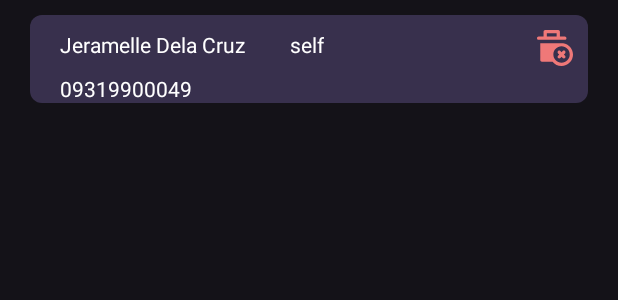
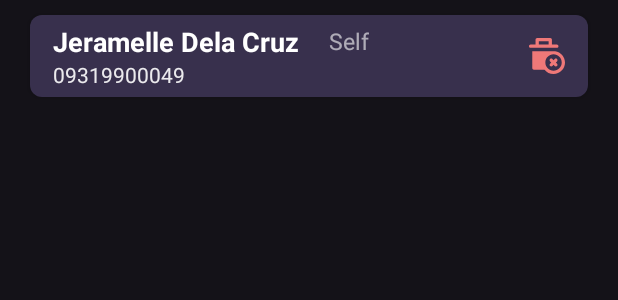
Before and after one commit to JerMayNel/Safety-App, an Android app: the layout custom_row.xml on its own in the app's theme, with its tools: preview values and no code run, on a phone screen of 412 x 824 dp. Shown: the top 300 px of the screen. Run offline under Robolectric (Android 15) with nearby library versions, the phone set to English and light mode, and no system bars.

Commit message:
Contacts Row Redesign
Adjustments to the design of contacts.

```diff
--- a/app/src/main/java/com/example/safetyapp/ForgotPassword1.kt
+++ b/app/src/main/java/com/example/safetyapp/ForgotPassword1.kt
@@ -54,5 +54,6 @@ class ForgotPassword1 : AppCompatActivity() {
                         ).show()
                     }
                 }
-        }    }
+        }
+    }
 }
--- a/app/src/main/java/com/example/safetyapp/LogInActivity.kt
+++ b/app/src/main/java/com/example/safetyapp/LogInActivity.kt
@@ -5,6 +5,8 @@ import android.os.Bundle
 import android.widget.Toast
 import androidx.appcompat.app.AppCompatActivity
 import com.example.safetyapp.databinding.ActivityLogInBinding
+import com.google.android.material.textfield.TextInputEditText
+import com.google.android.material.textfield.TextInputLayout
 import com.google.firebase.auth.FirebaseAuth
 import com.google.firebase.database.*
 
@@ -19,6 +21,10 @@ class LogInActivity : AppCompatActivity() {
         binding2 = ActivityLogInBinding.inflate(layoutInflater)
         setContentView(binding2.root)
         supportActionBar?.hide()
+
+        // Toggle visibility
+        val textInputLayout = findViewById<TextInputLayout>(R.id.passwordlayout)
+        val passwordEditText = findViewById<TextInputEditText>(R.id.Password)
 
         auth = FirebaseAuth.getInstance()
         database = FirebaseDatabase.getInstance().getReference("users")
@@ -71,5 +77,15 @@ class LogInActivity : AppCompatActivity() {
             startActivity(Intent(this, MainScreen::class.java))
             finish()
         }
+        // Set up the password toggle icon visibility
+        textInputLayout.endIconMode = TextInputLayout.END_ICON_NONE
+
+        passwordEditText.setOnFocusChangeListener { _, hasFocus ->
+            if (hasFocus) {
+                textInputLayout.endIconMode = TextInputLayout.END_ICON_PASSWORD_TOGGLE
+            } else {
+                textInputLayout.endIconMode = TextInputLayout.END_ICON_NONE
+            }
+        }
     }
 }
--- a/app/src/main/java/com/example/safetyapp/MainScreen.kt
+++ b/app/src/main/java/com/example/safetyapp/MainScreen.kt
@@ -267,6 +267,11 @@ class MainScreen : AppCompatActivity() {
         startActivity(intent)
     }
 
+    fun AboutUs(view: View?) {
+        val intent = Intent(this, AboutUs::class.java)
+        startActivity(intent)
+    }
+
     private fun showVerificationDialog(onSubmit: () -> Unit) {
         val dialog = Dialog(this)
         dialog.setContentView(R.layout.verify_dialog_box)
--- a/app/src/main/res/layout/custom_row.xml
+++ b/app/src/main/res/layout/custom_row.xml
@@ -7,52 +7,63 @@
     android:layout_marginLeft="20dp"
     android:layout_marginRight="20dp"
     android:layout_marginTop="10dp"
-    android:layout_marginBottom="10dp"
+    android:layout_marginBottom="5dp"
     android:background="@drawable/edit_text_rounded_corner"
+    android:elevation="2dp"
+    android:padding="5dp"
     android:id="@+id/update">
+
+    <LinearLayout
+        android:layout_width="match_parent"
+        android:layout_height="wrap_content"
+        android:orientation="vertical"
+        android:layout_gravity="center"
+        android:layout_marginStart="10dp">
+
+        <RelativeLayout
+            android:layout_width="wrap_content"
+            android:layout_height="wrap_content">
 
             <TextView
                 android:id="@+id/name"
                 android:layout_width="wrap_content"
                 android:layout_height="wrap_content"
-        android:layout_marginStart="20dp"
-        android:layout_marginTop="10dp"
                 android:text="Jeramelle Dela Cruz"
                 android:textColor="@color/white"
-        app:layout_constraintStart_toStartOf="parent"
-        app:layout_constraintTop_toTopOf="parent" />
+                android:textSize="18sp"
+                android:textStyle="bold" />
+
+            <TextView
+                android:id="@+id/relation"
+                android:layout_width="wrap_content"
+                android:layout_height="wrap_content"
+                android:textColor="#99FFFFFF"
+                android:layout_toEndOf="@id/name"
+                android:text="Self"
+                android:layout_centerVertical="true"
+                android:layout_marginStart="20dp"
+                android:textSize="15sp"/>
+
+        </RelativeLayout>
 
         <TextView
             android:id="@+id/phone"
             android:layout_width="wrap_content"
             android:layout_height="wrap_content"
-        android:layout_marginStart="20dp"
-        android:layout_marginTop="10dp"
-        android:textColor="@color/white"
-        android:text="09319900049"
-        app:layout_constraintStart_toStartOf="parent"
-        app:layout_constraintTop_toBottomOf="@+id/name" />
+            android:textColor="#E6FFFFFF"
+            android:text="09319900049" />
 
-    <TextView
-        android:id="@+id/relation"
-        android:layout_width="wrap_content"
-        android:layout_height="wrap_content"
-        android:layout_marginStart="30dp"
-        android:layout_marginTop="10dp"
-        android:textColor="@color/white"
-        android:text="self"
-        app:layout_constraintStart_toEndOf="@+id/name"
-        app:layout_constraintTop_toTopOf="parent" />
+    </LinearLayout>
 
     <ImageButton
         android:id="@+id/delete_button"
+        android:layout_width="24dp"
+        android:layout_height="24dp"
+        android:layout_marginEnd="10dp"
         android:background="@drawable/delete_svgrepo_com"
         android:backgroundTint="#EF7878"
-        android:layout_width="24dp"
-        android:layout_height="24dp"
-        android:layout_marginTop="10dp"
-        android:layout_marginRight="10dp"
+        app:layout_constraintBottom_toBottomOf="parent"
         app:layout_constraintRight_toRightOf="parent"
-        app:layout_constraintTop_toTopOf="parent"/>
+        app:layout_constraintTop_toTopOf="parent" />
 
 </androidx.constraintlayout.widget.ConstraintLayout>
```
Lines whose indentation alone changed are shown as unchanged.
